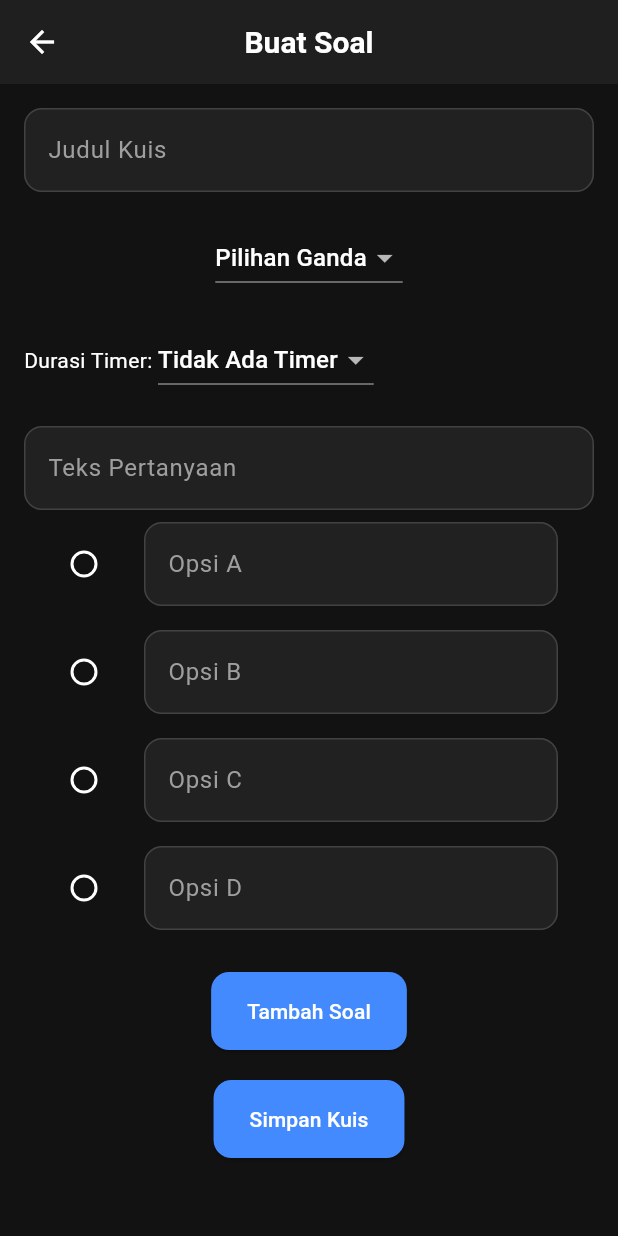
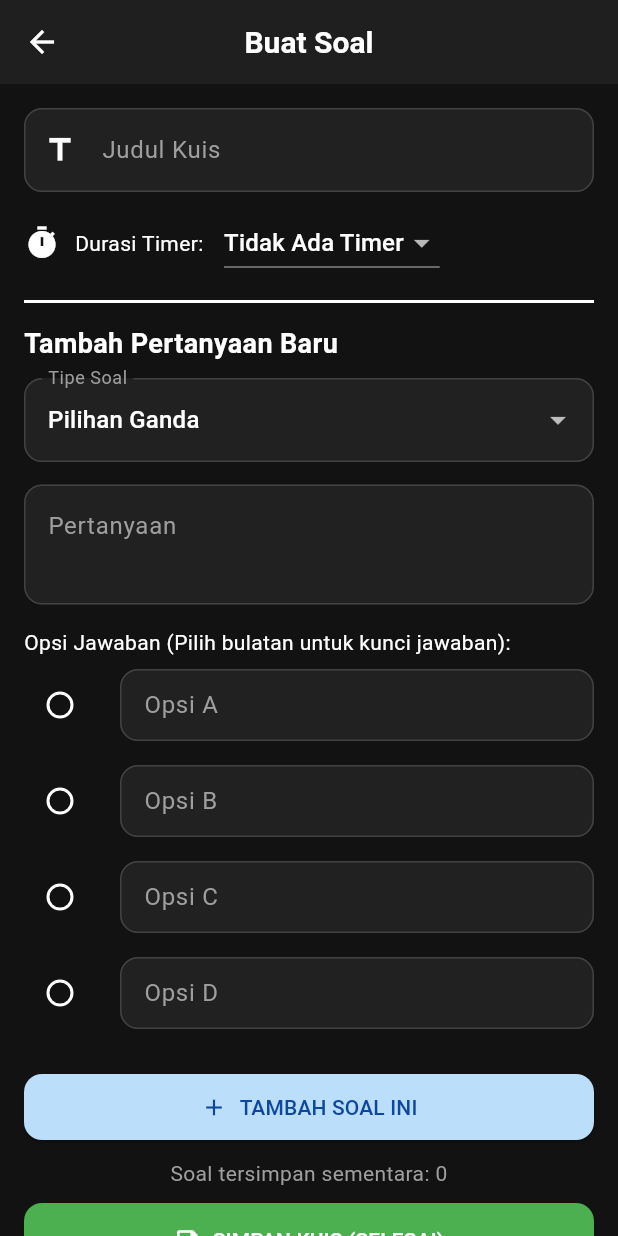
Before and after one commit to NATHANIELJOVAN/quizziz, a Flutter app: the CreateQuizPage screen opened directly, on a phone screen of 412 x 824 dp. Run offline on Flutter 3.47's test engine with Material 3 defaults, Android fonts, the phone set to English and light mode, and no system bars; our stand-ins replace cloud_firestore, firebase_auth, firebase_core, pie_chart, shared_preferences; accounts and stored records are empty.

Commit message:
quiz page create

```diff
--- a/lib/views/pages/create_quiz_page.dart
+++ b/lib/views/pages/create_quiz_page.dart
@@ -1,10 +1,7 @@
-// lib/views/pages/create_quiz_page.dart
-
 import 'package:flutter/material.dart';
 import '../../models/quiz.dart';
 import '../../models/question.dart';
-import '../../services/quiz_manager.dart'; // Akses Service
-import '../../main.dart'; // Import main.dart untuk mengakses quizManager
+import '../../main.dart';
 
 class CreateQuizPage extends StatefulWidget {
   const CreateQuizPage({Key? key}) : super(key: key);
@@ -17,9 +14,11 @@ class _CreateQuizPageState extends State<CreateQuizPage> {
   final _quizTitleController = TextEditingController();
   final _questionController = TextEditingController();
   final List<TextEditingController> _optionControllers = List.generate(4, (_) => TextEditingController());
+
   String? _correctAnswer;
   String _questionType = 'multiple_choice';
   final List<Question> _currentQuestions = [];
+
   int _selectedTimerDuration = 0;
   final Map<int, String> _timerOptions = {
     0: 'Tidak Ada Timer',
@@ -30,50 +29,43 @@ class _CreateQuizPageState extends State<CreateQuizPage> {
   };
 
   void _addQuestion() {
+    if (_questionController.text.isEmpty) {
+      ScaffoldMessenger.of(context).showSnackBar(const SnackBar(content: Text('Teks pertanyaan harus diisi!')));
+      return;
+    }
+
     if (_questionType == 'multiple_choice') {
-      if (_questionController.text.isEmpty || _correctAnswer == null || _optionControllers.any((c) => c.text.isEmpty)) {
-        ScaffoldMessenger.of(context).showSnackBar(
-          const SnackBar(content: Text('Semua field harus diisi!')),
-        );
+      if (_correctAnswer == null || _optionControllers.any((c) => c.text.isEmpty)) {
+        ScaffoldMessenger.of(context).showSnackBar(const SnackBar(content: Text('Isi semua opsi dan pilih jawaban benar!')));
         return;
       }
       List<String> options = _optionControllers.map((c) => c.text).toList();
-      final newQuestion = Question(
+      _currentQuestions.add(Question(
         questionText: _questionController.text,
         options: options,
         correctAnswer: _correctAnswer!,
-        type: _questionType,
-      );
-      _currentQuestions.add(newQuestion);
+        type: 'multiple_choice',
+      ));
     } else if (_questionType == 'true_false') {
-      if (_questionController.text.isEmpty || _correctAnswer == null) {
-        ScaffoldMessenger.of(context).showSnackBar(
-          const SnackBar(content: Text('Teks pertanyaan dan jawaban harus diisi!')),
-        );
+      if (_correctAnswer == null) {
+        ScaffoldMessenger.of(context).showSnackBar(const SnackBar(content: Text('Pilih True atau False!')));
         return;
       }
-      final newQuestion = Question(
+      _currentQuestions.add(Question(
         questionText: _questionController.text,
         options: ['True', 'False'],
         correctAnswer: _correctAnswer!,
         type: 'true_false',
-      );
-      _currentQuestions.add(newQuestion);
-    } else { // essay
-      if (_questionController.text.isEmpty) {
-        ScaffoldMessenger.of(context).showSnackBar(
-          const SnackBar(content: Text('Teks pertanyaan harus diisi!')),
-        );
-        return;
-      }
-      final newQuestion = Question(
+      ));
+    } else { // Essay
+      _currentQuestions.add(Question(
         questionText: _questionController.text,
         options: [],
         type: 'essay',
-      );
-      _currentQuestions.add(newQuestion);
+      ));
     }
 
+    // Reset Form Soal
     _questionController.clear();
     for (var controller in _optionControllers) {
       controller.clear();
@@ -82,30 +74,33 @@ class _CreateQuizPageState extends State<CreateQuizPage> {
       _correctAnswer = null;
     });
 
-    ScaffoldMessenger.of(context).showSnackBar(
-      const SnackBar(content: Text('Soal berhasil ditambahkan!')),
-    );
+    ScaffoldMessenger.of(context).showSnackBar(const SnackBar(content: Text('Soal berhasil ditambahkan ke daftar!')));
   }
 
-  void _saveQuiz() {
+  void _saveQuiz() async {
     if (_quizTitleController.text.isEmpty || _currentQuestions.isEmpty) {
       ScaffoldMessenger.of(context).showSnackBar(
-        const SnackBar(content: Text('Judul dan setidaknya satu soal harus ada!')),
+        const SnackBar(content: Text('Judul kuis dan minimal 1 soal harus ada!')),
       );
       return;
     }
+
     final newQuiz = Quiz(
       title: _quizTitleController.text,
       questions: List.from(_currentQuestions),
       timerDuration: _selectedTimerDuration,
+      creatorEmail: currentUserEmail,
     );
-    quizManager.addQuiz(newQuiz); // Gunakan Service
+
+    quizManager.addQuiz(newQuiz);
+    await saveAppState();
+
+    if (!mounted) return;
 
     _quizTitleController.clear();
     _currentQuestions.clear();
-    ScaffoldMessenger.of(context).showSnackBar(
-      const SnackBar(content: Text('Kuis berhasil disimpan!')),
-    );
+
+    ScaffoldMessenger.of(context).showSnackBar(const SnackBar(content: Text('Kuis berhasil disimpan!')));
     Navigator.of(context).pop();
   }
 
@@ -122,40 +117,30 @@ class _CreateQuizPageState extends State<CreateQuizPage> {
   @override
   Widget build(BuildContext context) {
     return Scaffold(
-      appBar: AppBar(
-        title: const Text('Buat Soal'),
-      ),
+      appBar: AppBar(title: const Text('Buat Soal')),
       body: SingleChildScrollView(
         padding: const EdgeInsets.all(16.0),
         child: Column(
+          crossAxisAlignment: CrossAxisAlignment.stretch,
           children: [
+            // --- BAGIAN JUDUL KUIS ---
             TextField(
               controller: _quizTitleController,
-              decoration: const InputDecoration(labelText: 'Judul Kuis'),
+              decoration: const InputDecoration(
+                labelText: 'Judul Kuis',
+                border: OutlineInputBorder(),
+                prefixIcon: Icon(Icons.title),
               ),
-            const SizedBox(height: 20),
-            // Dropdown untuk jenis pertanyaan
-            DropdownButton<String>(
-              value: _questionType,
-              onChanged: (String? newValue) {
-                setState(() {
-                  _questionType = newValue!;
-                  _correctAnswer = null;
-                });
-              },
-              items: const <String>['multiple_choice', 'true_false', 'essay']
-                  .map<DropdownMenuItem<String>>((String value) {
-                return DropdownMenuItem<String>(
-                  value: value,
-                  child: Text(value == 'multiple_choice' ? 'Pilihan Ganda' : value == 'true_false' ? 'True/False' : 'Esai'),
-                );
-              }).toList(),
             ),
-            const SizedBox(height: 20),
-            // Dropdown untuk durasi timer
+            const SizedBox(height: 10),
+
+            // --- BAGIAN TIMER ---
             Row(
               children: [
+                const Icon(Icons.timer),
+                const SizedBox(width: 10),
                 const Text('Durasi Timer: '),
+                const SizedBox(width: 10),
                 DropdownButton<int>(
                   value: _selectedTimerDuration,
                   onChanged: (int? newValue) {
@@ -163,8 +148,7 @@ class _CreateQuizPageState extends State<CreateQuizPage> {
                       _selectedTimerDuration = newValue!;
                     });
                   },
-                  items: _timerOptions.entries
-                      .map<DropdownMenuItem<int>>((entry) {
+                  items: _timerOptions.entries.map((entry) {
                     return DropdownMenuItem<int>(
                       value: entry.key,
                       child: Text(entry.value),
@@ -173,19 +157,62 @@ class _CreateQuizPageState extends State<CreateQuizPage> {
                 ),
               ],
             ),
-            const SizedBox(height: 20),
+            const Divider(thickness: 2, height: 30),
+            const Text("Tambah Pertanyaan Baru", style: TextStyle(fontSize: 18, fontWeight: FontWeight.bold)),
+            const SizedBox(height: 10),
+
+            // --- JENIS PERTANYAAN ---
+            DropdownButtonFormField<String>(
+              value: _questionType,
+              decoration: const InputDecoration(
+                labelText: 'Tipe Soal',
+                border: OutlineInputBorder(),
+              ),
+              onChanged: (String? newValue) {
+                setState(() {
+                  _questionType = newValue!;
+                  _correctAnswer = null;
+                });
+              },
+              items: const [
+                DropdownMenuItem(value: 'multiple_choice', child: Text('Pilihan Ganda')),
+                DropdownMenuItem(value: 'true_false', child: Text('Benar / Salah')),
+                DropdownMenuItem(value: 'essay', child: Text('Esai')),
+              ],
+            ),
+            const SizedBox(height: 15),
+
+            // --- TEKS PERTANYAAN ---
             TextField(
               controller: _questionController,
-              decoration: const InputDecoration(labelText: 'Teks Pertanyaan'),
+              maxLines: 2,
+              decoration: const InputDecoration(
+                labelText: 'Pertanyaan',
+                border: OutlineInputBorder(),
+                alignLabelWithHint: true,
               ),
+            ),
+            const SizedBox(height: 15),
+
+            // --- INPUT OPSI JAWABAN ---
             if (_questionType == 'multiple_choice') ...[
+              const Text("Opsi Jawaban (Pilih bulatan untuk kunci jawaban):"),
               ..._optionControllers.asMap().entries.map((entry) {
                 int index = entry.key;
                 TextEditingController controller = entry.value;
                 return ListTile(
+                  contentPadding: EdgeInsets.zero,
                   title: TextField(
                     controller: controller,
-                    decoration: InputDecoration(labelText: 'Opsi ${String.fromCharCode(65 + index)}'),
+                    decoration: InputDecoration(
+                      labelText: 'Opsi ${String.fromCharCode(65 + index)}',
+                      isDense: true,
+                    ),
+                    onChanged: (text) {
+                      if (_correctAnswer != null && _correctAnswer == text) {
+                        setState(() {});
+                      }
+                    },
                   ),
                   leading: Radio<String>(
                     value: controller.text,
@@ -199,40 +226,66 @@ class _CreateQuizPageState extends State<CreateQuizPage> {
                 );
               }).toList(),
             ] else if (_questionType == 'true_false') ...[
-              ListTile(
+              const Text("Kunci Jawaban:"),
+              Row(
+                children: [
+                  Expanded(
+                    child: RadioListTile<String>(
                       title: const Text('True'),
-                leading: Radio<String>(
                       value: 'True',
                       groupValue: _correctAnswer,
-                  onChanged: (String? value) {
-                    setState(() {
-                      _correctAnswer = value;
-                    });
-                  },
+                      onChanged: (val) => setState(() => _correctAnswer = val),
                     ),
                   ),
-              ListTile(
+                  Expanded(
+                    child: RadioListTile<String>(
                       title: const Text('False'),
-                leading: Radio<String>(
                       value: 'False',
                       groupValue: _correctAnswer,
-                  onChanged: (String? value) {
-                    setState(() {
-                      _correctAnswer = value;
-                    });
-                  },
+                      onChanged: (val) => setState(() => _correctAnswer = val),
                     ),
                   ),
                 ],
+              ),
+            ] else if (_questionType == 'essay') ...[
+              const Padding(
+                padding: EdgeInsets.all(8.0),
+                child: Text(
+                  "Untuk soal esai, jawaban akan dinilai secara manual oleh Guru.",
+                  style: TextStyle(fontStyle: FontStyle.italic, color: Colors.grey),
+                ),
+              ),
+            ],
+
             const SizedBox(height: 20),
-            ElevatedButton(
+
+            // --- TOMBOL AKSI ---
+            ElevatedButton.icon(
               onPressed: _addQuestion,
-              child: const Text('Tambah Soal'),
+              icon: const Icon(Icons.add),
+              label: const Text('TAMBAH SOAL INI'),
+              style: ElevatedButton.styleFrom(
+                backgroundColor: Colors.blue.shade100,
+                foregroundColor: Colors.blue.shade900,
+                padding: const EdgeInsets.symmetric(vertical: 12),
               ),
-            const SizedBox(height: 20),
-            ElevatedButton(
+            ),
+            const SizedBox(height: 10),
+            Text(
+              "Soal tersimpan sementara: ${_currentQuestions.length}",
+              textAlign: TextAlign.center,
+              style: const TextStyle(color: Colors.grey),
+            ),
+            const SizedBox(height: 10),
+            ElevatedButton.icon(
               onPressed: _saveQuiz,
-              child: const Text('Simpan Kuis'),
+              icon: const Icon(Icons.save),
+              label: const Text('SIMPAN KUIS (SELESAI)'),
+              style: ElevatedButton.styleFrom(
+                backgroundColor: Colors.green,
+                foregroundColor: Colors.white,
+                padding: const EdgeInsets.symmetric(vertical: 15),
+              ),
             ),
           ],
         ),
```
Lines whose indentation alone changed are shown as unchanged.
